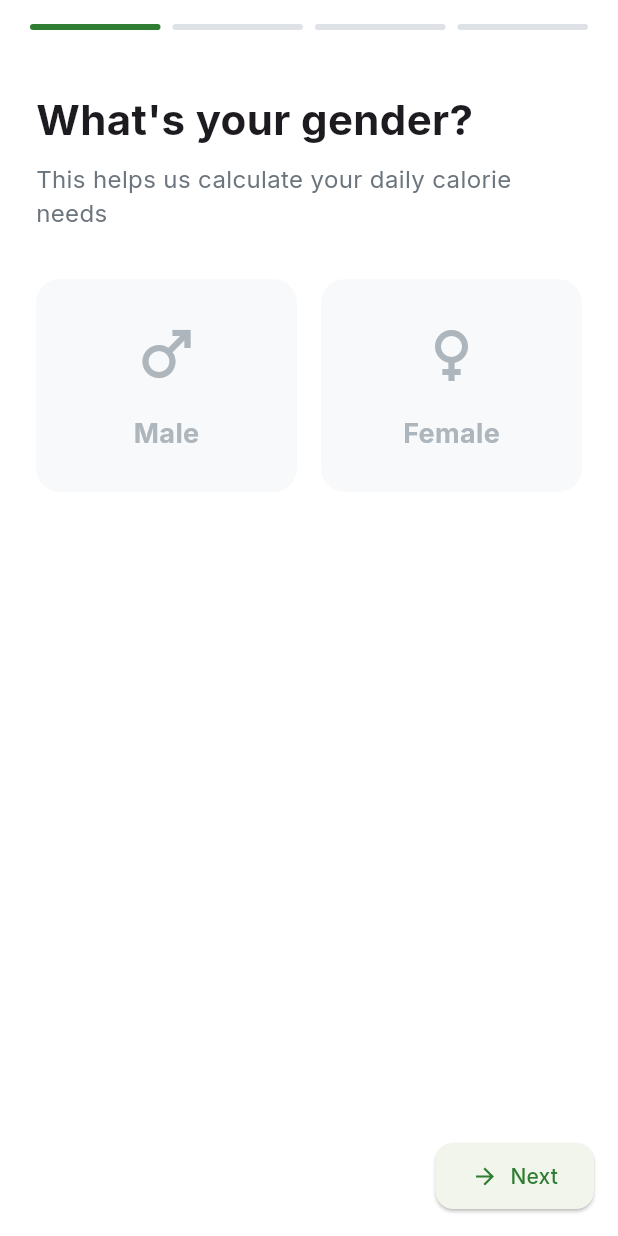
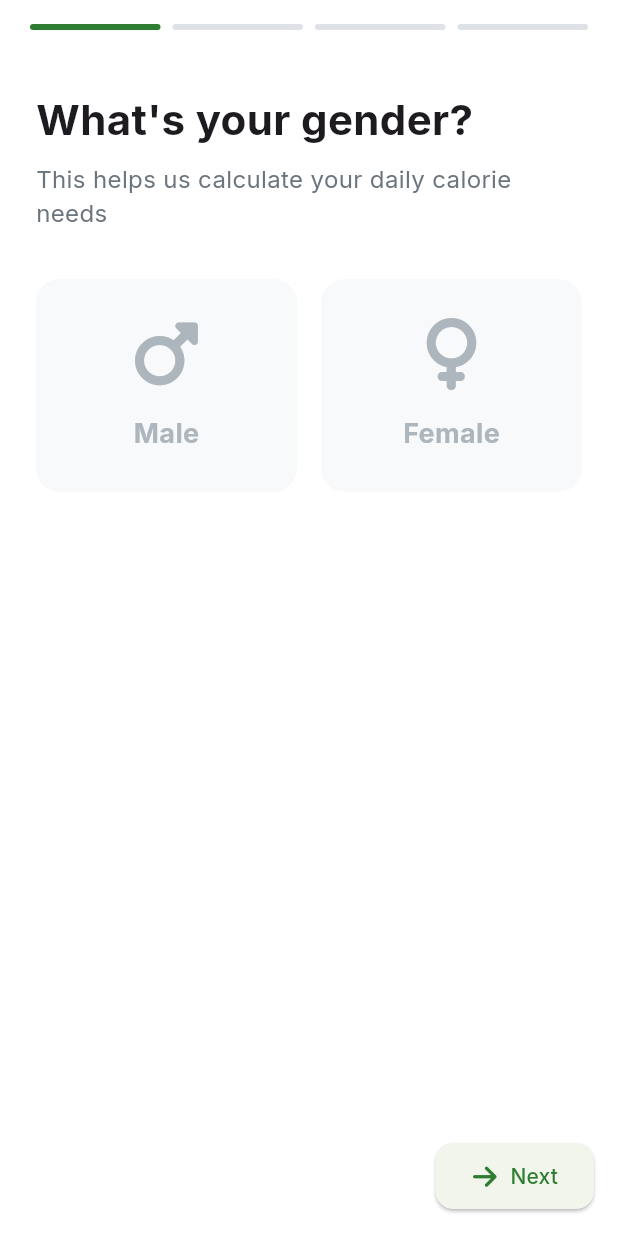
Before and after one commit to FoodyAI/FoodyAI, a Flutter app: the screen it shows after launch, after a tap on "Continue as Guest", on a phone screen of 412 x 824 dp. Run offline on Flutter 3.47's test engine with Material 3 defaults, Android fonts, the light colour scheme and no system bars; our stand-ins replace flutter_dotenv, font_awesome_flutter, get_it, google_fonts, image_picker, shared_preferences and 1 more.

Commit message:
feat(ui): enhance ui/ux and changed icons library to fontawesome

```diff
--- a/lib/presentation/pages/analyze_view.dart
+++ b/lib/presentation/pages/analyze_view.dart
@@ -1,4 +1,5 @@
 import 'package:flutter/material.dart';
+import 'package:font_awesome_flutter/font_awesome_flutter.dart';
 import '../widgets/health_analysis_content.dart';
 import '../widgets/custom_app_bar.dart';
 
@@ -10,7 +11,7 @@ class AnalyzeView extends StatelessWidget {
     return const Scaffold(
       appBar: CustomAppBar(
         title: 'Health Analysis',
-        icon: Icons.analytics,
+        icon: FontAwesomeIcons.chartLine,
       ),
       body: HealthAnalysisContent(),
     );
--- a/lib/presentation/pages/onboarding_view.dart
+++ b/lib/presentation/pages/onboarding_view.dart
@@ -7,6 +7,7 @@ import '../../domain/entities/user_profile.dart';
 import '../widgets/profile_inputs.dart';
 import 'analysis_loading_view.dart';
 import '../../../core/constants/app_colors.dart';
+import 'package:font_awesome_flutter/font_awesome_flutter.dart';
 
 class OnboardingView extends StatefulWidget {
   const OnboardingView({Key? key}) : super(key: key);
@@ -187,7 +188,7 @@ class _OnboardingViewState extends State<OnboardingView> {
                     if (_currentPage > 0)
                       TextButton.icon(
                         onPressed: _previousPage,
-                        icon: const Icon(Icons.arrow_back),
+                        icon: const FaIcon(FontAwesomeIcons.arrowLeft),
                         label: const Text('Back'),
                       )
                     else
@@ -195,8 +196,8 @@ class _OnboardingViewState extends State<OnboardingView> {
                     ElevatedButton.icon(
                       onPressed: _nextPage,
                       icon: Icon(_currentPage == 3
-                          ? Icons.check
-                          : Icons.arrow_forward),
+                          ? FontAwesomeIcons.check
+                          : FontAwesomeIcons.arrowRight),
                       label: Text(_currentPage == 3 ? 'Submit' : 'Next'),
                       style: ElevatedButton.styleFrom(
                         padding: const EdgeInsets.symmetric(
@@ -245,7 +246,7 @@ class _OnboardingViewState extends State<OnboardingView> {
               Expanded(
                 child: _buildGenderOption(
                   'Male',
-                  Icons.male,
+                  FontAwesomeIcons.mars,
                   AppColors.blue,
                 ),
               ),
@@ -253,7 +254,7 @@ class _OnboardingViewState extends State<OnboardingView> {
               Expanded(
                 child: _buildGenderOption(
                   'Female',
-                  Icons.female,
+                  FontAwesomeIcons.venus,
                   AppColors.profile,
                 ),
               ),
@@ -282,7 +283,7 @@ class _OnboardingViewState extends State<OnboardingView> {
         ),
         child: Column(
           children: [
-            Icon(
+            FaIcon(
               icon,
               size: 48,
               color: isSelected ? color : AppColors.grey500,
@@ -335,21 +336,21 @@ class _OnboardingViewState extends State<OnboardingView> {
           // Measurements
           _buildInfoRow(
             context,
-            Icons.cake,
+            FontAwesomeIcons.cakeCandles,
             'Age',
             '$_age years',
             onEdit: () => _showAgeDialog(context),
           ),
           _buildInfoRow(
             context,
-            Icons.monitor_weight,
+            FontAwesomeIcons.weightScale,
             'Weight',
             '${_weight.toStringAsFixed(1)} $_weightUnit',
             onEdit: () => _showWeightDialog(context),
           ),
           _buildInfoRow(
             context,
-            Icons.height,
+            FontAwesomeIcons.rulerVertical,
             'Height',
             _isMetric
                 ? '${_height.toStringAsFixed(1)} cm'
@@ -383,7 +384,7 @@ class _OnboardingViewState extends State<OnboardingView> {
           ),
           child: Row(
             children: [
-              Icon(
+              FaIcon(
                 icon,
                 color: colorScheme.primary,
               ),
@@ -410,8 +411,8 @@ class _OnboardingViewState extends State<OnboardingView> {
                   ],
                 ),
               ),
-              Icon(
-                Icons.edit,
+              FaIcon(
+                FontAwesomeIcons.pencil,
                 color: colorScheme.primary,
               ),
             ],
@@ -623,8 +624,8 @@ class _OnboardingViewState extends State<OnboardingView> {
         ),
         child: Row(
           children: [
-            Icon(
-              Icons.directions_run,
+            FaIcon(
+              FontAwesomeIcons.personRunning,
               color: isSelected ? AppColors.primary : AppColors.grey500,
             ),
             const SizedBox(width: 16),
@@ -653,8 +654,8 @@ class _OnboardingViewState extends State<OnboardingView> {
               ),
             ),
             if (isSelected)
-              const Icon(
-                Icons.check_circle,
+              FaIcon(
+                FontAwesomeIcons.circleCheck,
                 color: AppColors.primary,
               ),
           ],
@@ -700,7 +701,7 @@ class _OnboardingViewState extends State<OnboardingView> {
         ),
         child: Row(
           children: [
-            Icon(
+            FaIcon(
               _getWeightGoalIcon(goal),
               color:
                   _weightGoal == goal ? AppColors.primary : AppColors.grey600,
@@ -733,8 +734,8 @@ class _OnboardingViewState extends State<OnboardingView> {
               ),
             ),
             if (_weightGoal == goal)
-              Icon(
-                Icons.check_circle,
+              FaIcon(
+                FontAwesomeIcons.circleCheck,
                 color: AppColors.primary,
               ),
           ],
@@ -746,11 +747,11 @@ class _OnboardingViewState extends State<OnboardingView> {
   IconData _getWeightGoalIcon(WeightGoal goal) {
     switch (goal) {
       case WeightGoal.lose:
-        return Icons.trending_down;
+        return FontAwesomeIcons.arrowDown;
       case WeightGoal.maintain:
-        return Icons.trending_flat;
+        return FontAwesomeIcons.arrowRight;
       case WeightGoal.gain:
-        return Icons.trending_up;
+        return FontAwesomeIcons.arrowUp;
     }
   }
 
--- a/lib/presentation/pages/welcome_view.dart
+++ b/lib/presentation/pages/welcome_view.dart
@@ -4,6 +4,7 @@ import '../viewmodels/welcome_viewmodel.dart';
 import 'dart:math' as math;
 import 'dart:math';
 import '../../../core/constants/app_colors.dart';
+import 'package:font_awesome_flutter/font_awesome_flutter.dart';
 
 class WelcomeScreen extends StatelessWidget {
   const WelcomeScreen({super.key});
@@ -63,8 +64,8 @@ class _WelcomeScreenContent extends StatelessWidget {
                                 : AppColors.withOpacity(AppColors.white, 0.1),
                             shape: BoxShape.circle,
                           ),
-                          child: Icon(
-                            Icons.restaurant_menu,
+                          child: FaIcon(
+                            FontAwesomeIcons.utensils,
                             size: 80,
                             color: isDarkMode
                                 ? AppColors.green
@@ -283,16 +284,16 @@ class _AnimatedBackgroundState extends State<AnimatedBackground>
 
   IconData _getRandomFoodIcon() {
     final icons = [
-      Icons.restaurant,
-      Icons.local_pizza,
-      Icons.icecream,
-      Icons.local_cafe,
-      Icons.local_dining,
-      Icons.fastfood,
-      Icons.cake,
-      Icons.wine_bar,
-      Icons.local_bar,
-      Icons.emoji_food_beverage,
+      FontAwesomeIcons.utensils,
+      FontAwesomeIcons.pizzaSlice,
+      FontAwesomeIcons.iceCream,
+      FontAwesomeIcons.mugHot,
+      FontAwesomeIcons.burger,
+      FontAwesomeIcons.drumstickBite,
+      FontAwesomeIcons.cakeCandles,
+      FontAwesomeIcons.wineGlass,
+      FontAwesomeIcons.martiniGlass,
+      FontAwesomeIcons.bottleWater,
     ];
     return icons[_random.nextInt(icons.length)];
   }
@@ -326,7 +327,7 @@ class _AnimatedBackgroundState extends State<AnimatedBackground>
                 top: y * MediaQuery.of(context).size.height,
                 child: Transform.rotate(
                   angle: rotation * math.pi / 180,
-                  child: Icon(
+                  child: FaIcon(
                     icon.icon,
                     size: icon.size,
                     color: widget.isDarkMode
--- a/pubspec.yaml
+++ b/pubspec.yaml
@@ -21,6 +21,7 @@ dependencies:
   http_parser: ^4.0.2
   fl_chart: ^0.65.0
   shimmer: ^3.0.0
+  font_awesome_flutter: ^10.5.0
 
 dev_dependencies:
   flutter_test:
```
Also changed, not shown: lib/presentation/pages/analysis_loading_view.dart (+5 -4 lines), lib/presentation/pages/home_view.dart (+15 -10 lines), lib/presentation/pages/profile_view.dart (+44 -40 lines), lib/presentation/widgets/bottom_navigation.dart (+4 -3 lines), lib/presentation/widgets/calorie_tracking_card.dart (+5 -4 lines), lib/presentation/widgets/custom_app_bar.dart (+30 -5 lines), lib/presentation/widgets/food_analysis_card.dart (+23 -17 lines), lib/presentation/widgets/health_info_card.dart (+7 -6 lines), lib/presentation/widgets/profile_inputs.dart (+17 -12 lines), lib/presentation/widgets/rating_dialog.dart (+7 -6 lines), lib/presentation/widgets/undo_delete_snackbar.dart (+4 -3 lines), pubspec.lock.
